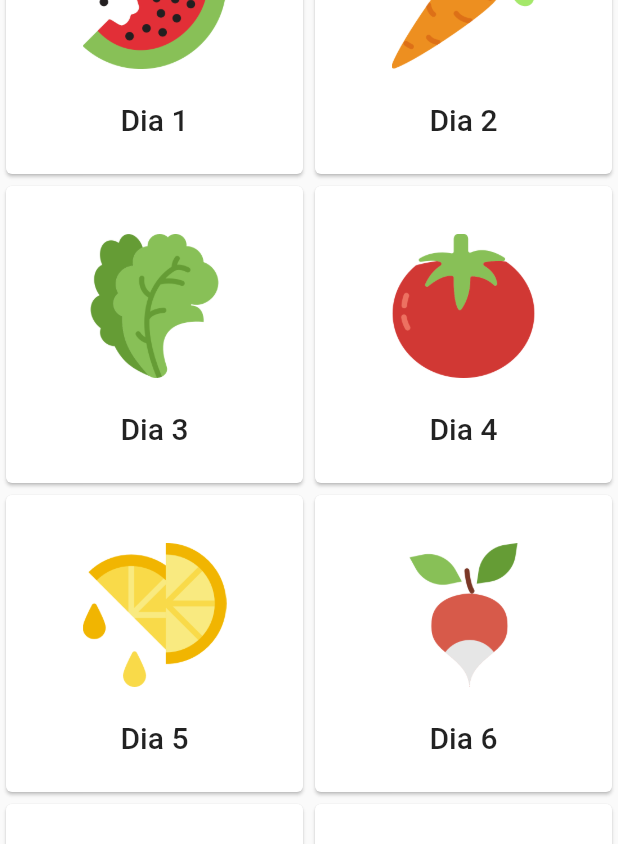
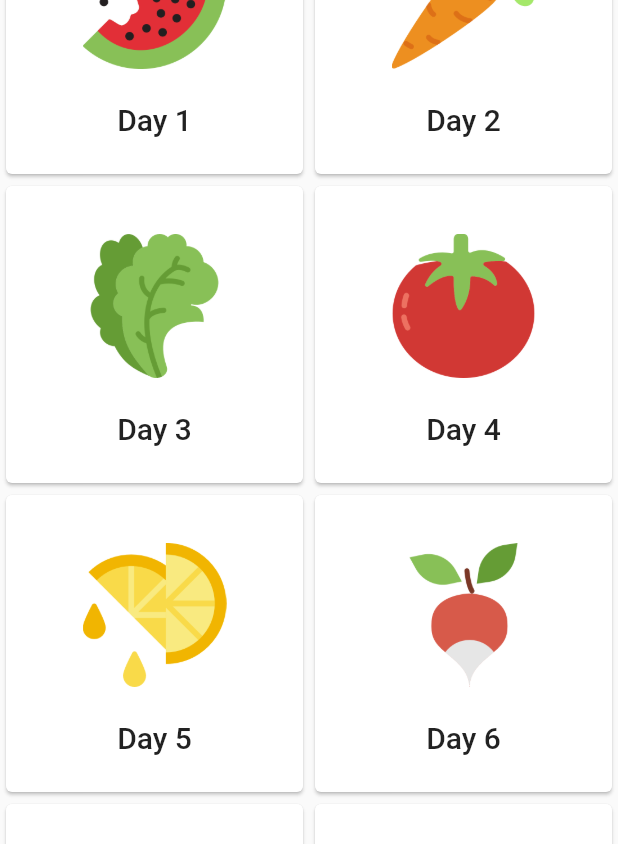
Before and after one commit to rsmelo92/gracie, a Flutter app: the screen it shows after launch, on a phone screen of 412 x 824 dp. Shown: the part 213-1057 px from the top of the screen. Run offline on Flutter 3.47's test engine with Material 2 defaults, Android fonts, the phone set to English and light mode, and no system bars.

```diff
--- a/lib/widgets/card_list.dart
+++ b/lib/widgets/card_list.dart
@@ -2,24 +2,25 @@ import 'package:flutter/material.dart';
 import '../data/FoodItem.dart';
 import './card.dart';
 
+// TODO: add breakfast, lunch and dinner to FoodItem
 class CardList extends StatelessWidget {
   CardList({Key? key}) : super(key: key);
 
   final foodList = List<FoodItem>.of([
-    FoodItem(title: 'Dia 1', image: 'assets/food/watermelon.png'),
-    FoodItem(title: 'Dia 2', image: 'assets/food/carrot.png'),
-    FoodItem(title: 'Dia 3', image: 'assets/food/salad-1.png'),
-    FoodItem(title: 'Dia 4', image: 'assets/food/tomato.png'),
-    FoodItem(title: 'Dia 5', image: 'assets/food/lemon.png'),
-    FoodItem(title: 'Dia 6', image: 'assets/food/radish.png'),
-    FoodItem(title: 'Dia 7', image: 'assets/food/aubergine.png'),
-    FoodItem(title: 'Dia 8', image: 'assets/food/raspberry.png'),
-    FoodItem(title: 'Dia 9', image: 'assets/food/beans.png'),
-    FoodItem(title: 'Dia 10', image: 'assets/food/honey.png'),
-    FoodItem(title: 'Dia 11', image: 'assets/food/peach.png'),
-    FoodItem(title: 'Dia 12', image: 'assets/food/coconut.png'),
-    FoodItem(title: 'Dia 13', image: 'assets/food/chives.png'),
-    FoodItem(title: 'Dia 14', image: 'assets/food/orange.png'),
+    FoodItem(title: 'Day 1', image: 'assets/food/watermelon.png'),
+    FoodItem(title: 'Day 2', image: 'assets/food/carrot.png'),
+    FoodItem(title: 'Day 3', image: 'assets/food/salad-1.png'),
+    FoodItem(title: 'Day 4', image: 'assets/food/tomato.png'),
+    FoodItem(title: 'Day 5', image: 'assets/food/lemon.png'),
+    FoodItem(title: 'Day 6', image: 'assets/food/radish.png'),
+    FoodItem(title: 'Day 7', image: 'assets/food/aubergine.png'),
+    FoodItem(title: 'Day 8', image: 'assets/food/raspberry.png'),
+    FoodItem(title: 'Day 9', image: 'assets/food/beans.png'),
+    FoodItem(title: 'Day 10', image: 'assets/food/honey.png'),
+    FoodItem(title: 'Day 11', image: 'assets/food/peach.png'),
+    FoodItem(title: 'Day 12', image: 'assets/food/coconut.png'),
+    FoodItem(title: 'Day 13', image: 'assets/food/chives.png'),
+    FoodItem(title: 'Day 14', image: 'assets/food/orange.png'),
   ]);
 
   @override
```
Also changed, not shown: lib/widgets/bottom_sheet_info.dart (+33 -18 lines), lib/widgets/card_header.dart (added, +35 -0 lines), lib/widgets/card_item.dart (added, +49 -0 lines).
